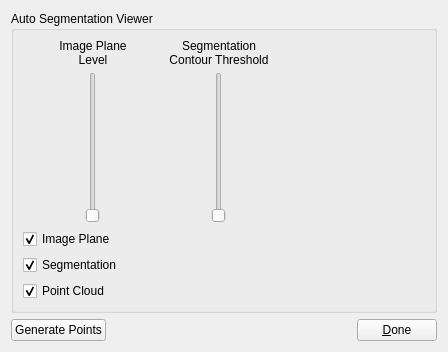
The window that mapclientplugins/autosegmentationstep/qt/autosegmentationwidget.ui (tsalemink/autosegmentationstep) describes before a commit, drawn with Qt 5.
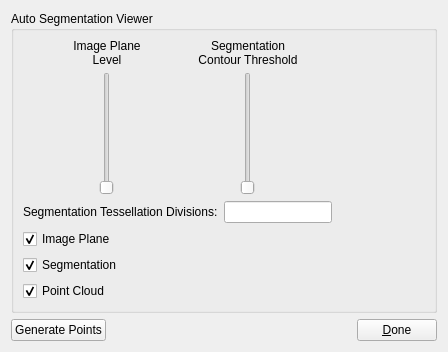
The same window after the commit. Custom widgets are drawn as their Qt base class.

Commit message:
Add line-edit for setting tessellation divisions
This commit adds a line-edit to the widget UI allowing the user to specify the minimum tessellation division of the segmentation contour graphics.

The edit to the form file:
```diff
--- a/mapclientplugins/autosegmentationstep/qt/autosegmentationwidget.ui
+++ b/mapclientplugins/autosegmentationstep/qt/autosegmentationwidget.ui
@@ -26,7 +26,7 @@
       <string>Auto Segmentation Viewer</string>
      </property>
      <layout class="QGridLayout" name="gridLayout">
-      <item row="0" column="1">
+      <item row="0" column="2">
        <widget class="ZincAutoSegmentationWidget" name="zincWidget" native="true">
         <property name="sizePolicy">
          <sizepolicy hsizetype="Expanding" vsizetype="Expanding">
@@ -183,6 +183,24 @@
           </item>
          </layout>
         </item>
+        <item>
+         <layout class="QHBoxLayout" name="horizontalLayout_3">
+          <item>
+           <widget class="QLabel" name="label_3">
+            <property name="text">
+             <string>Segmentation Tessellation Divisions:</string>
+            </property>
+           </widget>
+          </item>
+          <item>
+           <widget class="QLineEdit" name="lineEditTessellationDivisions">
+            <property name="text">
+             <string/>
+            </property>
+           </widget>
+          </item>
+         </layout>
+        </item>
         <item>
          <layout class="QVBoxLayout" name="verticalLayout_2">
           <item>
@@ -219,6 +237,19 @@
         </item>
        </layout>
       </item>
+      <item row="0" column="1">
+       <spacer name="horizontalSpacer_4">
+        <property name="orientation">
+         <enum>Qt::Horizontal</enum>
+        </property>
+        <property name="sizeHint" stdset="0">
+         <size>
+          <width>10</width>
+          <height>20</height>
+         </size>
+        </property>
+       </spacer>
+      </item>
      </layout>
     </widget>
    </item>
```
The commit also changes 3 other files.
